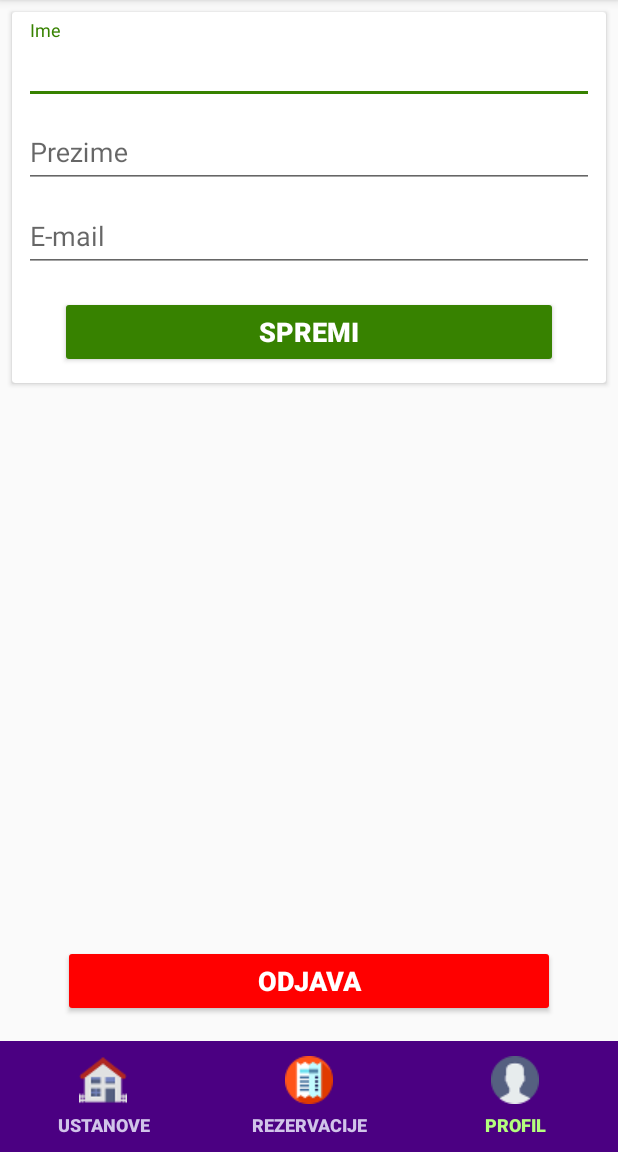
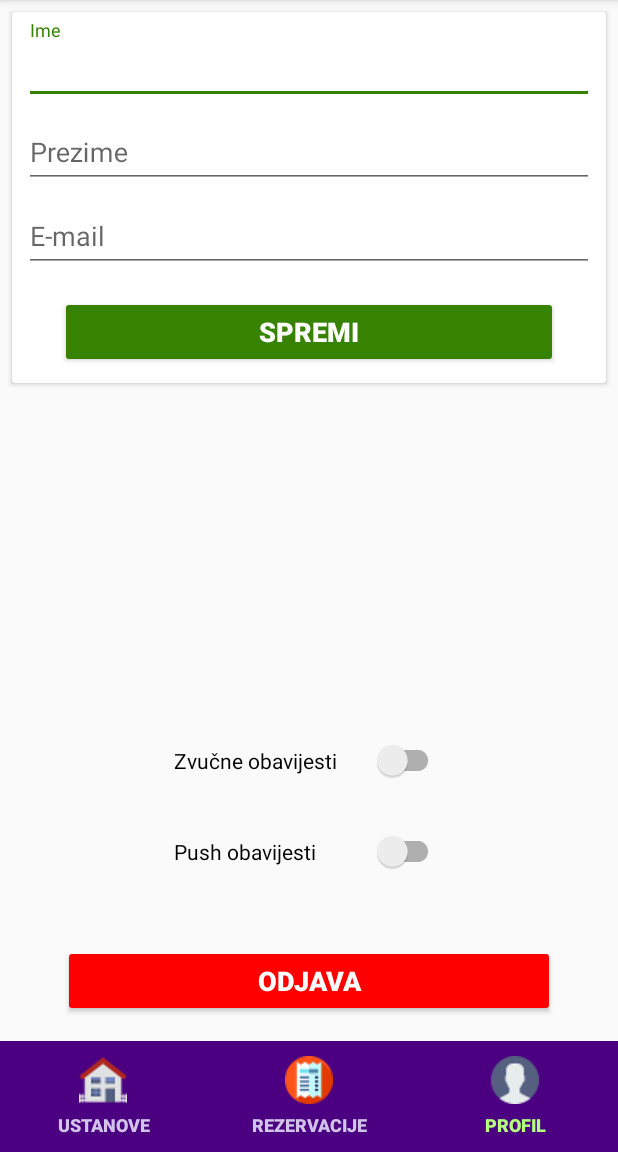
Before and after one commit to aduda091/queueManagementAndroid, an Android app: the ProfileActivity screen opened directly, with no data from a screen before it, on a phone screen of 412 x 824 dp, the part 84-1236 px from its top. Run offline under Robolectric (Android 15) with nearby library versions, the phone set to English and light mode, and no system bars; our stand-ins replace Volley; network calls fail; 5 statements that could not run were skipped.

Commit message:
Added Switch UI elements for user options

```diff
--- a/app/src/main/java/hr/unipu/duda/justintime/activities/ProfileActivity.java
+++ b/app/src/main/java/hr/unipu/duda/justintime/activities/ProfileActivity.java
@@ -133,14 +133,14 @@ public class ProfileActivity extends AppCompatActivity {
                 Log.d("ProfileResponse", "onResponse: " + response.toString());
                 saveUser(response);
 
-                progressBar.setVisibility(View.GONE);
+                progressBar.setVisibility(View.INVISIBLE);
                 btnSave.setEnabled(true);
             }
         }, new Response.ErrorListener() {
             @Override
             public void onErrorResponse(VolleyError error) {
                 Log.d("ProfileError", "onResponse: " + error.toString());
-                progressBar.setVisibility(View.GONE);
+                progressBar.setVisibility(View.INVISIBLE);
                 btnSave.setEnabled(true);
                 String message = "";
                 if(error.networkResponse.statusCode == 409) {
--- a/app/src/main/res/layout/activity_profile.xml
+++ b/app/src/main/res/layout/activity_profile.xml
@@ -117,6 +117,63 @@
         </LinearLayout>
     </android.support.v7.widget.CardView>
 
+
+
+
+    <android.support.constraint.Guideline
+        android:id="@+id/guideline"
+        android:layout_width="wrap_content"
+        android:layout_height="wrap_content"
+        android:orientation="vertical"
+        app:layout_constraintGuide_begin="42dp" />
+
+    <android.support.constraint.Guideline
+        android:id="@+id/guideline2"
+        android:layout_width="wrap_content"
+        android:layout_height="wrap_content"
+        android:orientation="vertical"
+        app:layout_constraintGuide_end="42dp" />
+
+    <ProgressBar
+        android:id="@+id/progressBar"
+        style="?android:attr/progressBarStyle"
+        android:layout_width="wrap_content"
+        android:layout_height="wrap_content"
+        android:layout_marginBottom="16dp"
+        android:layout_marginLeft="8dp"
+        android:layout_marginRight="8dp"
+        android:layout_marginTop="4dp"
+        android:indeterminate="true"
+        android:indeterminateBehavior="repeat"
+        android:indeterminateOnly="true"
+        android:visibility="invisible"
+        app:layout_constraintBottom_toTopOf="@+id/btnLogout"
+        app:layout_constraintLeft_toLeftOf="parent"
+        app:layout_constraintRight_toRightOf="parent"
+        app:layout_constraintTop_toBottomOf="@+id/cardView" />
+
+    <android.support.v7.widget.SwitchCompat
+        android:id="@+id/switchSoundSetting"
+        android:layout_width="180dp"
+        android:layout_height="wrap_content"
+        android:text="Zvučne obavijesti"
+        app:layout_constraintStart_toStartOf="parent"
+        app:layout_constraintEnd_toEndOf="parent"
+        app:layout_constraintBottom_toTopOf="@+id/switchPushSetting"
+        app:layout_constraintTop_toBottomOf="@id/progressBar" />
+
+    <android.support.v7.widget.SwitchCompat
+        android:id="@+id/switchPushSetting"
+        android:layout_width="180dp"
+        android:layout_height="wrap_content"
+        android:text="Push obavijesti"
+        app:layout_constraintStart_toStartOf="parent"
+        app:layout_constraintEnd_toEndOf="parent"
+        android:layout_marginBottom="16dp"
+        app:layout_constraintBottom_toTopOf="@+id/btnLogout"
+        app:layout_constraintTop_toBottomOf="@id/switchSoundSetting" />
+
+
     <Button
         android:id="@+id/btnLogout"
         style="@style/Widget.AppCompat.Button.Colored"
@@ -137,7 +194,6 @@
         app:layout_constraintLeft_toLeftOf="@+id/guideline"
         app:layout_constraintRight_toLeftOf="@+id/guideline2" />
 
-
     <fragment
         android:id="@+id/fragment"
         android:name="hr.unipu.duda.justintime.fragments.NavigationFragment"
@@ -149,36 +205,4 @@
         app:layout_constraintRight_toRightOf="parent"
         tools:layout="@layout/fragment_navigation" />
 
-    <android.support.constraint.Guideline
-        android:id="@+id/guideline"
-        android:layout_width="wrap_content"
-        android:layout_height="wrap_content"
-        android:orientation="vertical"
-        app:layout_constraintGuide_begin="42dp" />
-
-    <ProgressBar
-        android:id="@+id/progressBar"
-        style="?android:attr/progressBarStyle"
-        android:layout_width="wrap_content"
-        android:layout_height="wrap_content"
-        android:layout_marginBottom="8dp"
-        android:layout_marginLeft="8dp"
-        android:layout_marginRight="8dp"
-        android:layout_marginTop="8dp"
-        android:indeterminate="true"
-        android:indeterminateBehavior="repeat"
-        android:indeterminateOnly="true"
-        android:visibility="gone"
-        app:layout_constraintBottom_toTopOf="@+id/btnLogout"
-        app:layout_constraintLeft_toLeftOf="parent"
-        app:layout_constraintRight_toRightOf="parent"
-        app:layout_constraintTop_toBottomOf="@+id/cardView" />
-
-    <android.support.constraint.Guideline
-        android:id="@+id/guideline2"
-        android:layout_width="wrap_content"
-        android:layout_height="wrap_content"
-        android:orientation="vertical"
-        app:layout_constraintGuide_end="42dp" />
-
 </android.support.constraint.ConstraintLayout>
```
